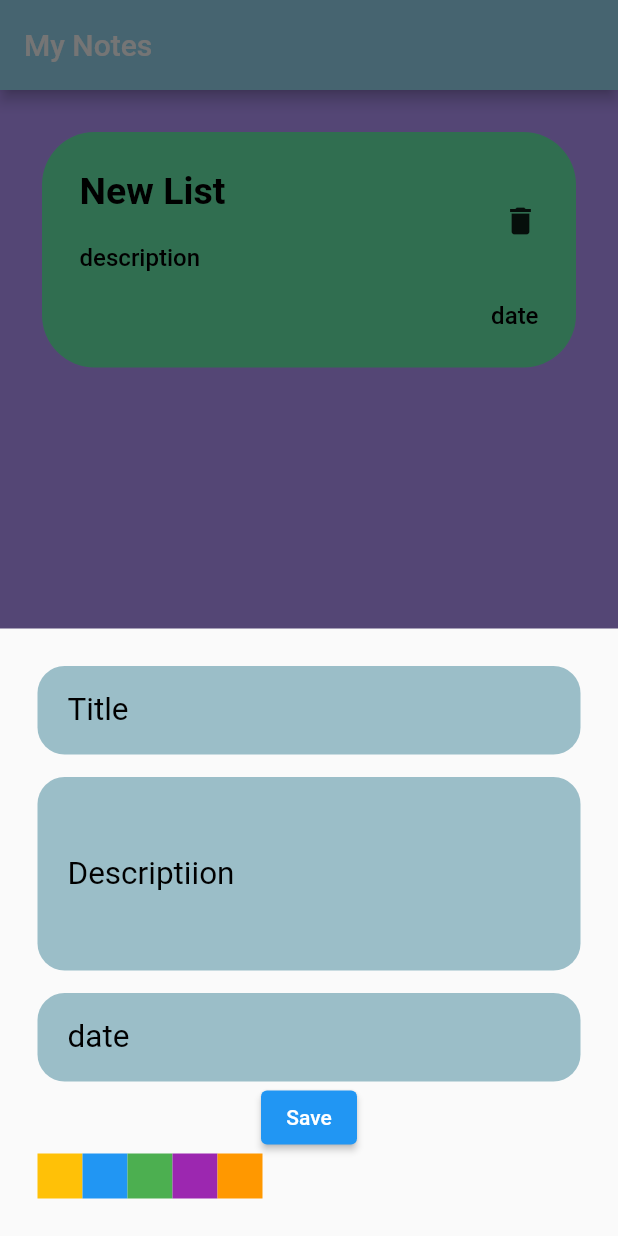
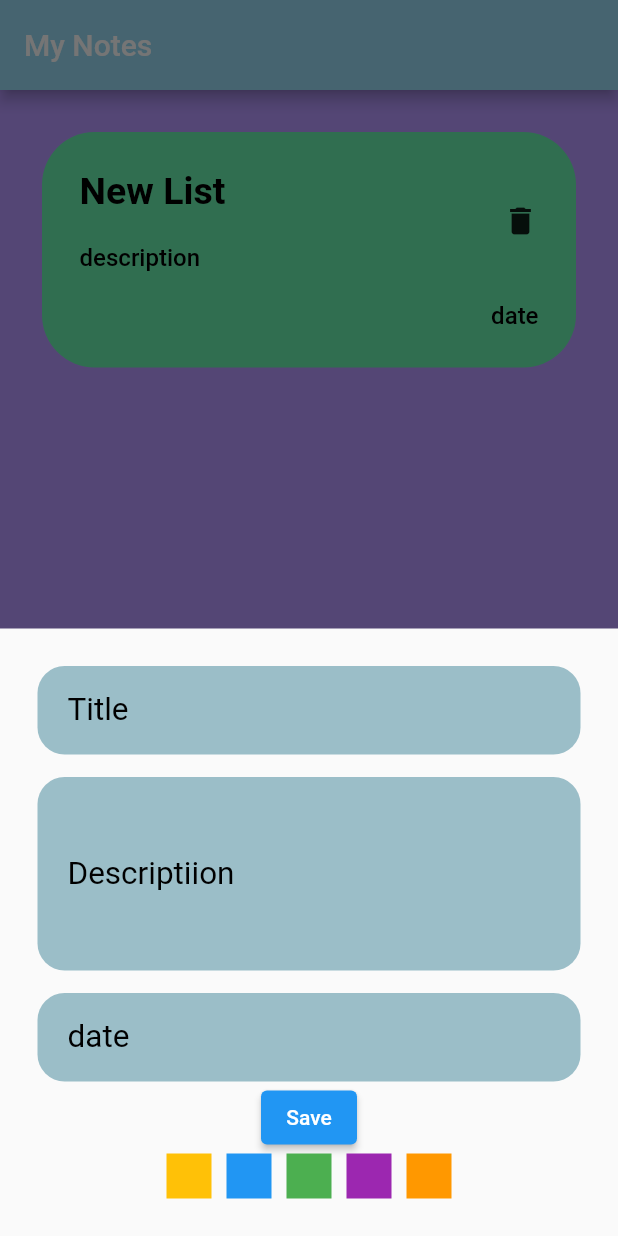
Before and after one commit to Nived-Manoj/Notes_app, a Flutter app: the screen it shows after launch, after a tap on the "mode edit outline" icon, on a phone screen of 412 x 824 dp. Run offline on Flutter 3.47's test engine with Material 2 defaults, Android fonts, the phone set to English and light mode, and no system bars.

Commit message:
initial commit

```diff
--- a/lib/view/home_screen.dart
+++ b/lib/view/home_screen.dart
@@ -120,6 +120,7 @@ class _HomeScreenState extends State<HomeScreen> {
                         },
                         child: Text("Save")),
                     Row(
+                      mainAxisAlignment: MainAxisAlignment.center,
                       children: [
                         // GridView.builder(
                         //   shrinkWrap: true,
@@ -138,20 +139,32 @@ class _HomeScreenState extends State<HomeScreen> {
                           width: 30,
                           color: MyColor.colorList[0],
                         ),
+                        SizedBox(
+                          width: 10,
+                        ),
                         Container(
                           height: 30,
                           width: 30,
                           color: MyColor.colorList[1],
+                        ),
+                        SizedBox(
+                          width: 10,
                         ),
                         Container(
                           height: 30,
                           width: 30,
                           color: MyColor.colorList[2],
                         ),
+                        SizedBox(
+                          width: 10,
+                        ),
                         Container(
                           height: 30,
                           width: 30,
                           color: MyColor.colorList[3],
+                        ),
+                        SizedBox(
+                          width: 10,
                         ),
                         Container(
                           height: 30,
```
Also changed, not shown: lib/view/bottom_sheet.dart (deleted).
